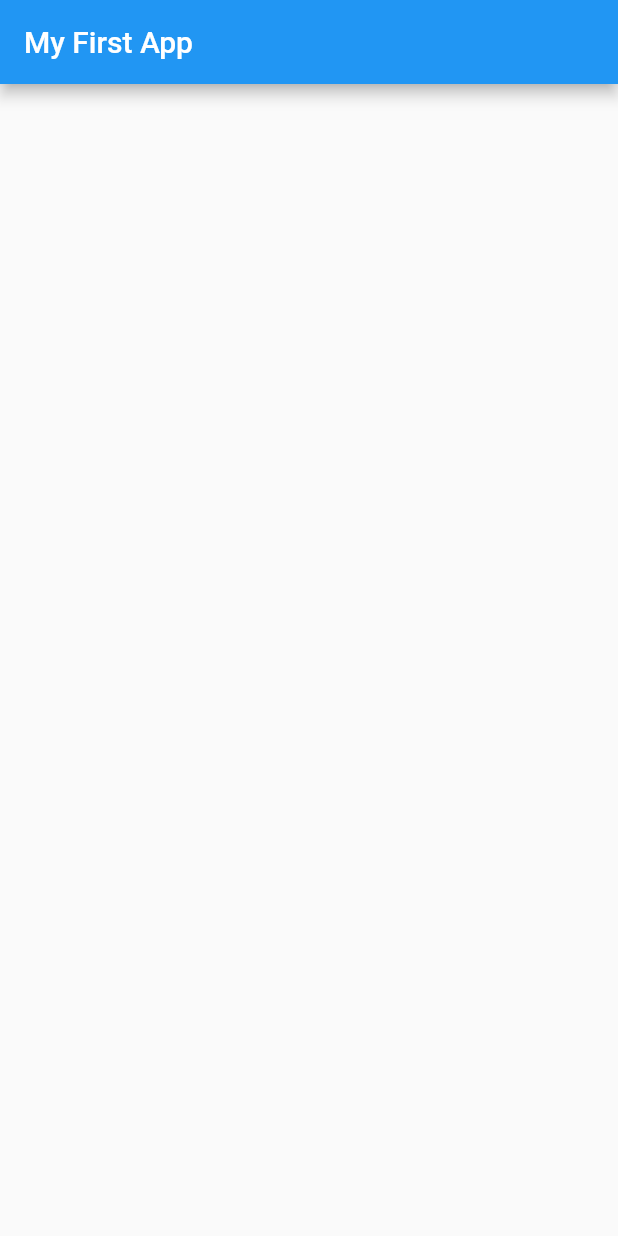
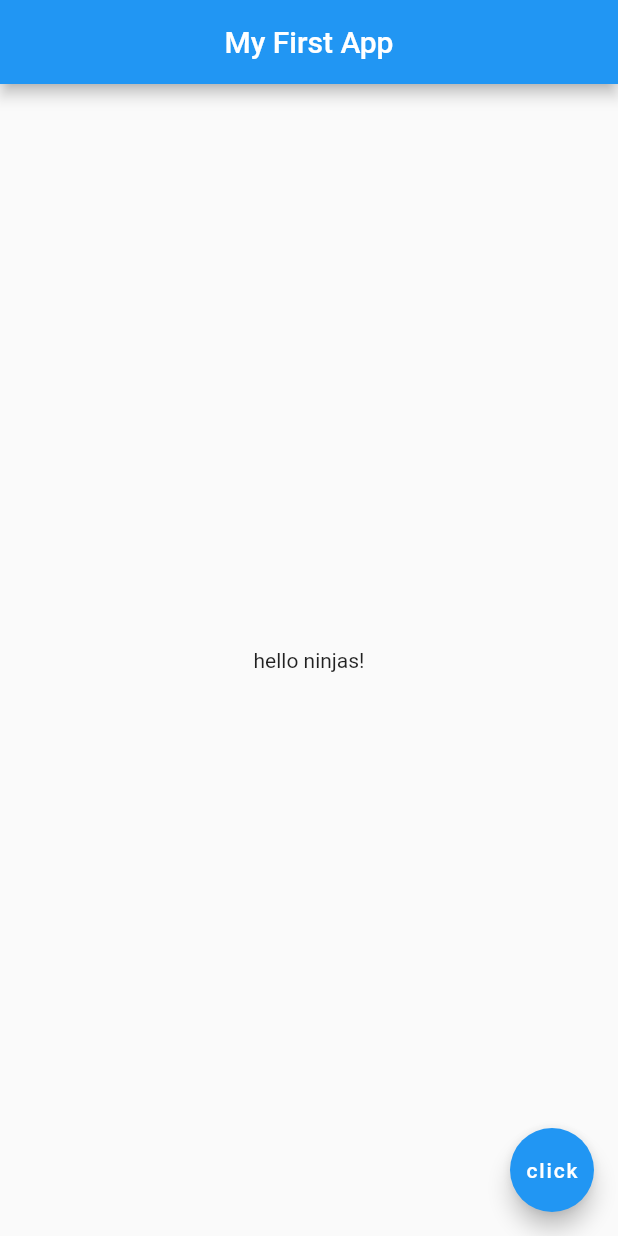
Before and after one commit to SafNaaz/myapp, a Flutter app: the screen it shows after launch, on a phone screen of 412 x 824 dp. Run offline on Flutter 3.47's test engine with Material 2 defaults, Android fonts, the phone set to English and light mode, and no system bars.

Commit message:
body and button basic

```diff
--- a/lib/main.dart
+++ b/lib/main.dart
@@ -5,6 +5,13 @@ void main() {
     home : Scaffold(
       appBar: AppBar(
         title: Text('My First App'),
+        centerTitle: true,
+      ),
+      body: Center(
+        child: Text('hello ninjas!'),
+      ),
+      floatingActionButton: FloatingActionButton(
+        child: Text('click'),
       ),
     )
   ));
```
